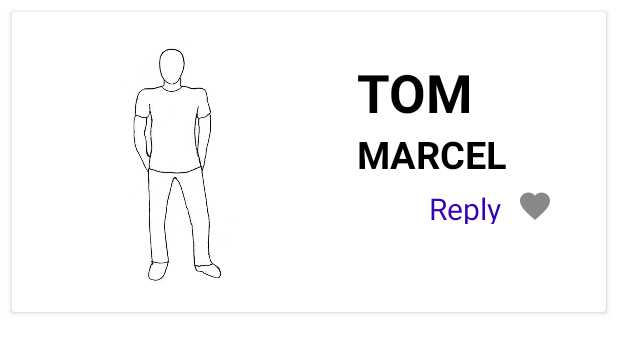
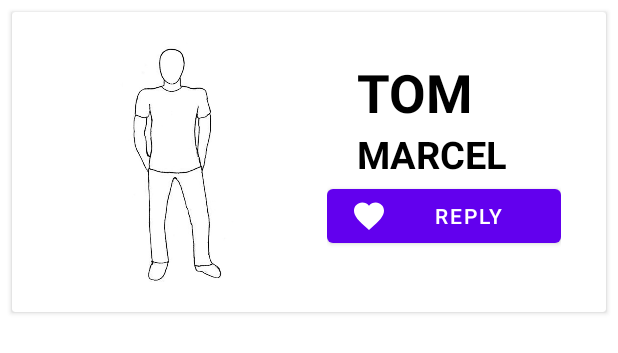
Before and after one commit to DegtyarevEvgeniy/HockeyApp, an Android app: the layout mitem.xml on its own in the app's theme, with its tools: preview values and no code run, on a phone screen of 412 x 824 dp. Shown: the top 353 px of the screen. Run offline under Robolectric (Android 15) with nearby library versions, the phone set to English and light mode, and no system bars.

Commit message:
new icon

```diff
--- a/app/src/main/java/com/slalom/example/domain/rigistration/UserList.java
+++ b/app/src/main/java/com/slalom/example/domain/rigistration/UserList.java
@@ -83,7 +83,8 @@ public class UserList extends AppCompatActivity {
                 for(DataSnapshot dataSnapshot : snapshot.getChildren()){
                     User model = dataSnapshot.getValue(User.class);
                     list.add(model);
-                    if(model.goalkeeper.equals("goalkeeper")){
+
+                    if(model != null  && model.goalkeeper != null && model.goalkeeper.equals("goalkeeper")  ){
                         showList.add(model);
                     }
 
--- a/app/src/main/res/layout/activity_register_user.xml
+++ b/app/src/main/res/layout/activity_register_user.xml
@@ -131,7 +131,7 @@
         android:layout_width="309dp"
         android:layout_height="57dp"
         android:layout_marginBottom="48dp"
-        android:text="Зарегистриваться"
+        android:text="Зарегистрироваться "
         app:layout_constraintBottom_toBottomOf="parent"
         app:layout_constraintEnd_toEndOf="parent"
         app:layout_constraintStart_toStartOf="parent" />
--- a/app/src/main/res/layout/mitem.xml
+++ b/app/src/main/res/layout/mitem.xml
@@ -60,34 +60,13 @@
               android:textSize="25sp"
               android:textStyle="bold" />
 
-        <LinearLayout
-            android:layout_width="wrap_content"
-            android:layout_height="wrap_content"
-            android:orientation="horizontal"
-            android:layout_gravity="right|bottom"
-            >
 
+          <com.google.android.material.button.MaterialButton
+              android:layout_width="match_parent"
+              android:layout_height="wrap_content"
+              android:text="reply"
+              app:icon="@drawable/ic_favorite_shadow_24" />
 
-            <TextView
-                android:id="@+id/reply_item_que"
-                android:layout_width="wrap_content"
-                android:layout_height="match_parent"
-                android:clickable="true"
-                android:padding="5dp"
-                android:text="Reply"
-                android:textColor="@color/purple_700"
-                android:textSize="20sp" />
-
-
-            <ImageButton
-                android:layout_width="wrap_content"
-                android:layout_height="wrap_content"
-                android:src="@drawable/ic_favorite_shadow_24"
-                android:background="@android:color/transparent"
-                android:id="@+id/fvrt_f2_item"
-                android:padding="5dp"/>
-
-        </LinearLayout>
 
       </LinearLayout>
 
```
Also changed, not shown: app/src/main/res/layout/item.xml (+4 -5 lines), app/src/main/res/drawable/logo.png, app/src/main/res/drawable/logop.png.
